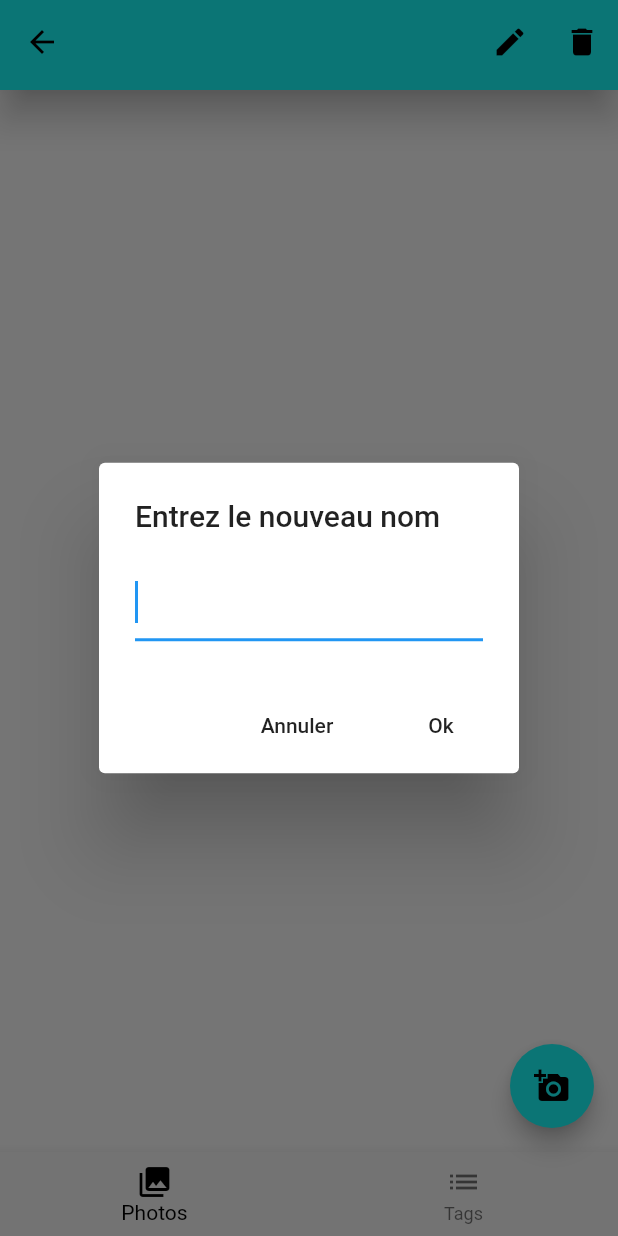
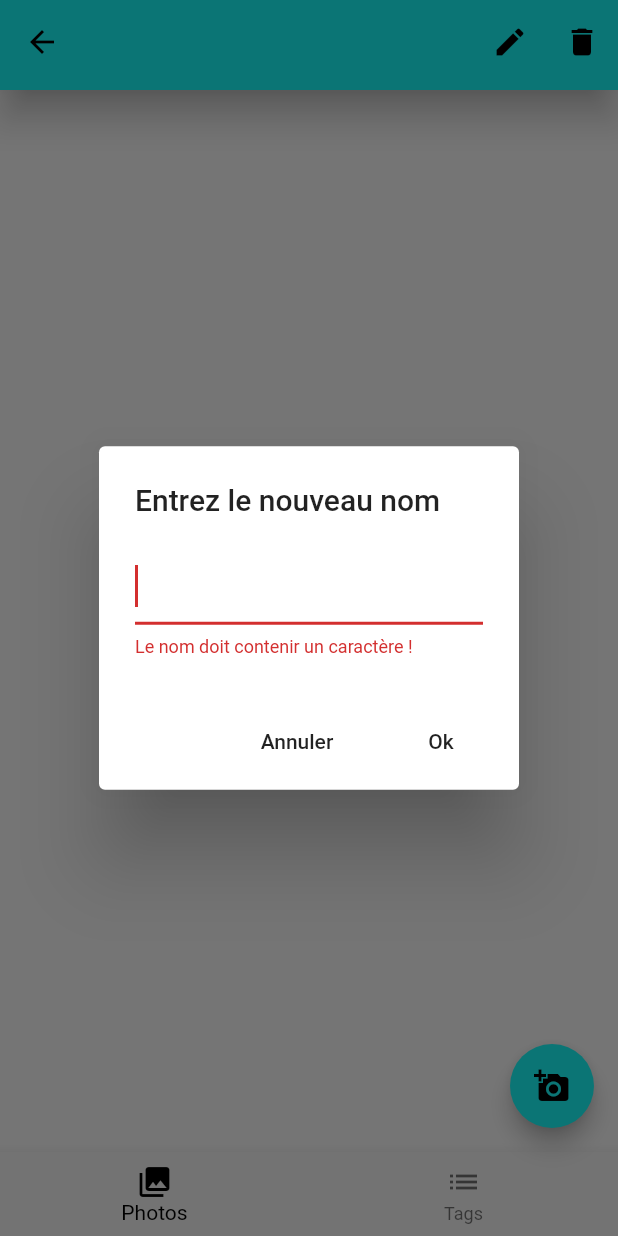
Before and after one commit to martingarnier/galerie_app, a Flutter app: the PageCollection screen opened directly, after a tap on the "edit" icon, on a phone screen of 412 x 824 dp. Run offline on Flutter 3.47's test engine with Material 2 defaults, Android fonts, the phone set to English and light mode, and no system bars; our stand-ins replace image_picker, photo_view, sqflite; missing offline and left inert: filter_list; accounts and stored records are empty.

Commit message:
Ajout des erreurs dans l'alert du changement du nom d'une collection

```diff
--- /dev/null
+++ b/lib/pages/page_collection/alert_changer_nom_collection.dart
@@ -0,0 +1,62 @@
+import 'package:flutter/cupertino.dart';
+import 'package:flutter/material.dart';
+import 'package:galerieapp/models/model_collection.dart';
+import 'package:galerieapp/models/model_galerie.dart';
+import 'package:provider/provider.dart';
+
+
+class AlertChangerNomCollection extends StatefulWidget{
+
+  final BuildContext contextCollection;
+
+  AlertChangerNomCollection(this.contextCollection);
+
+  @override
+  State<StatefulWidget> createState() => AlertChangerNomCollectionState(contextCollection);
+}
+
+class AlertChangerNomCollectionState extends State<AlertChangerNomCollection>{
+
+  final BuildContext contextCollection;
+  String nouveauNomCollection = "";
+  String error = "Le nom doit contenir un caractère !";
+
+  AlertChangerNomCollectionState(this.contextCollection);
+
+  @override
+  Widget build(BuildContext context) {
+
+    return AlertDialog(
+      title: Text("Entrez le nouveau nom"),
+      content: TextField(
+        onChanged: (value) {
+          nouveauNomCollection = value;
+          setState(() {
+            if(nouveauNomCollection == "") error = "Le nom doit contenir un caractère !";
+            else if(Provider.of<Galerie>(context, listen: false).collections.any((collection) => collection.nom == nouveauNomCollection)) error = "Ce nom existe déjà !";
+            else error = "";
+          });
+        },
+        autofocus: true,
+        decoration: InputDecoration(
+          errorText: error,
+        ),
+      ),
+      actions: <Widget>[
+        FlatButton(
+          child: Text("Annuler"),
+          onPressed: () => Navigator.pop(context),
+        ),
+        FlatButton(
+          child: Text("Ok"),
+          onPressed: (){
+            if(error == ""){
+              Provider.of<Collection>(contextCollection, listen: false).setNom(nouveauNomCollection);
+              Navigator.pop(context);
+            }
+          },
+        )
+      ],
+    );
+  }
+}
--- a/lib/pages/page_collection/page_collection.dart
+++ b/lib/pages/page_collection/page_collection.dart
@@ -8,6 +8,7 @@ import 'package:galerieapp/models/model_galerie.dart';
 import 'package:galerieapp/models/model_photo.dart';
 import 'package:galerieapp/models/model_recherche.dart';
 import 'package:galerieapp/pages/page_collection/alert_ajouter_tag.dart';
+import 'package:galerieapp/pages/page_collection/alert_changer_nom_collection.dart';
 import 'package:galerieapp/pages/page_collection/boite_photo.dart';
 import 'package:provider/provider.dart';
 import 'package:image_picker/image_picker.dart';
@@ -126,32 +127,9 @@ class PageCollectionState extends State<PageCollection>{
   }
 
   void alertChangerNomCollection(BuildContext context){
-    String nouveauNomCollection = "";
-
     showDialog(context: context,
       builder: (context) {
-        return AlertDialog(
-          title: Text("Entrez le nouveau nom"),
-          content: TextField(
-            onChanged: (value) => nouveauNomCollection = value,
-            autofocus: true,
-          ),
-          actions: <Widget>[
-            FlatButton(
-              child: Text("Annuler"),
-              onPressed: () => Navigator.pop(context),
-            ),
-            FlatButton(
-              child: Text("Ok"),
-              onPressed: (){
-                if(nouveauNomCollection != ""){
-                  Provider.of<Collection>(contextCollection, listen: false).setNom(nouveauNomCollection);
-                  Navigator.pop(context);
-                }
-              },
-            )
-          ],
-        );
+        return AlertChangerNomCollection(contextCollection);
       },
     );
   }
```
